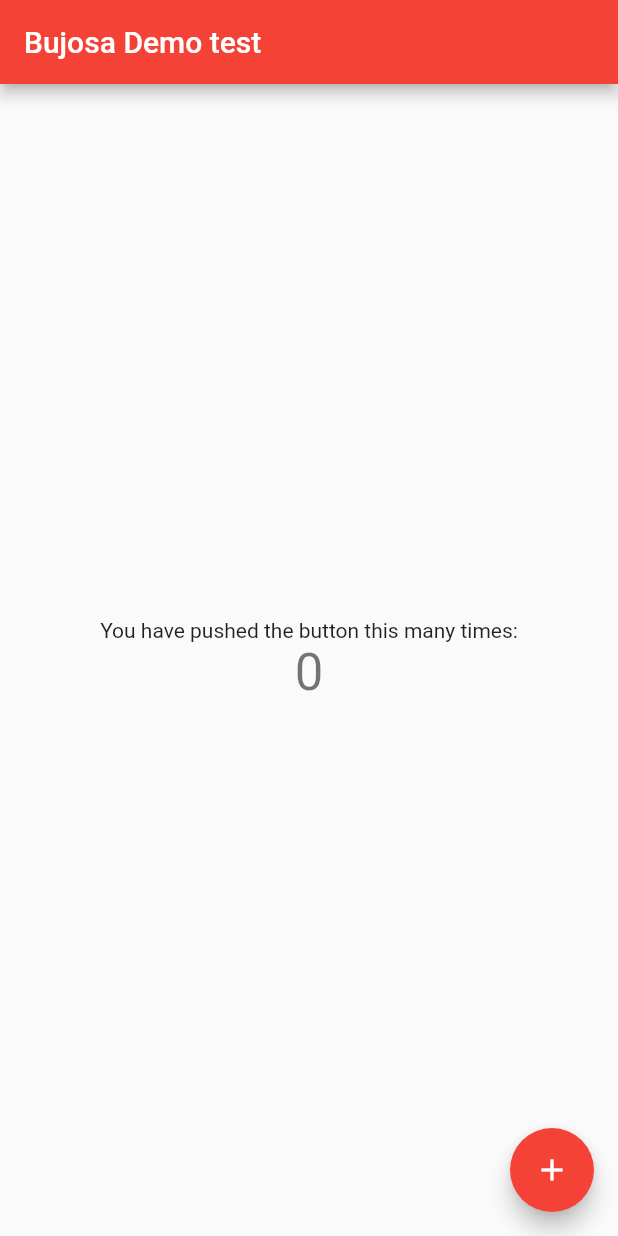
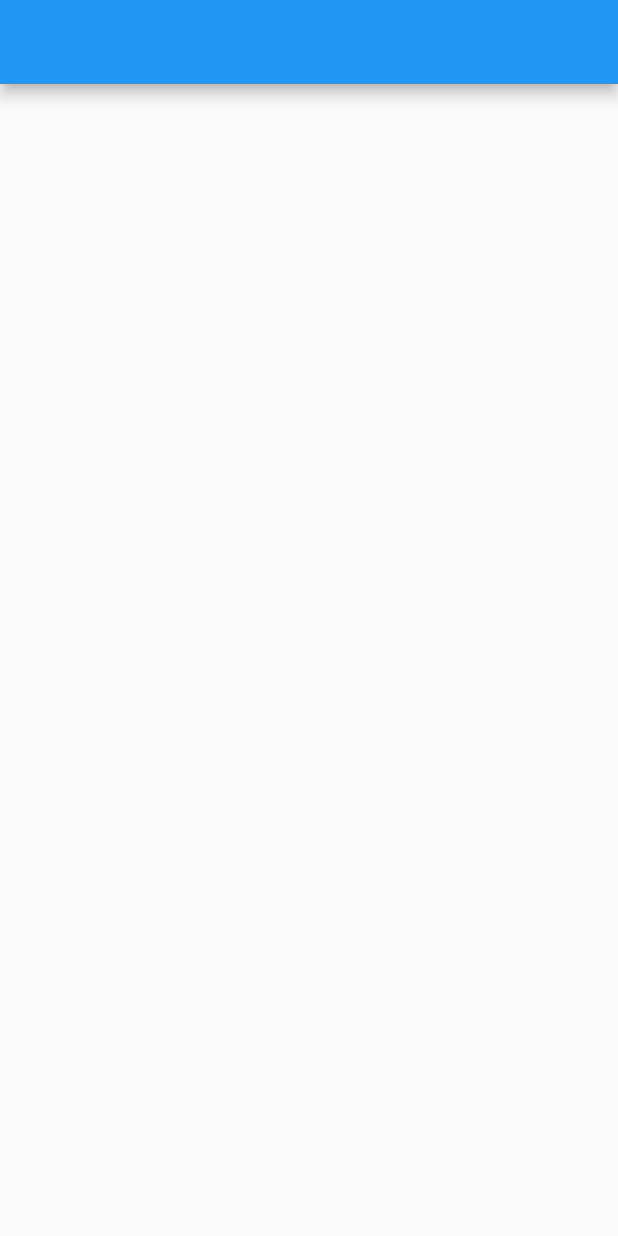
Before and after one commit to bujosa/acubens, a Flutter app: the screen it shows after launch, on a phone screen of 412 x 824 dp. Run offline on Flutter 3.47's test engine with Material 2 defaults, Android fonts, the phone set to English and light mode, and no system bars.

Commit message:
refactor: eliminate unused class and widgets in main

```diff
--- a/lib/main.dart
+++ b/lib/main.dart
@@ -1,92 +1,6 @@
 import 'package:flutter/material.dart';
 
 void main() {
-  runApp(const MyApp());
+  var app = MaterialApp(home: Scaffold(appBar: AppBar()));
+  runApp(app);
 }
-
-class MyApp extends StatelessWidget {
-  const MyApp({Key? key}) : super(key: key);
-
-  // This widget is the root of your application.
-  @override
-  Widget build(BuildContext context) {
-    return MaterialApp(
-      title: 'Bujosa Demo test',
-      theme: ThemeData(
-        // This is the theme of your application.
-        //
-        // Try running your application with "flutter run". You'll see the
-        // application has a blue toolbar. Then, without quitting the app, try
-        // changing the primarySwatch below to Colors.green and then invoke
-        // "hot reload" (press "r" in the console where you ran "flutter run",
-        // or simply save your changes to "hot reload" in a Flutter IDE).
-        // Notice that the counter didn't reset back to zero; the application
-        // is not restarted.
-        primarySwatch: Colors.red,
-      ),
-      home: const MyHomePage(title: 'Bujosa Demo test'),
-    );
-  }
-}
-
-class MyHomePage extends StatefulWidget {
-  const MyHomePage({Key? key, required this.title}) : super(key: key);
-  final String title;
-
-  @override
-  State<MyHomePage> createState() => _MyHomePageState();
-}
-
-class _MyHomePageState extends State<MyHomePage> {
-  int _counter = 0;
-
-  void _incrementCounter() {
-    setState(() {
-      _counter++;
-    });
-  }
-
-  @override
-  Widget build(BuildContext context) {
-    return Scaffold(
-      appBar: AppBar(
-        title: Text(widget.title),
-      ),
-      body: Center(
-        // Center is a layout widget. It takes a single child and positions it
-        // in the middle of the parent.
-        child: Column(
-          // Column is also a layout widget. It takes a list of children and
-          // arranges them vertically. By default, it sizes itself to fit its
-          // children horizontally, and tries to be as tall as its parent.
-          //
-          // Invoke "debug painting" (press "p" in the console, choose the
-          // "Toggle Debug Paint" action from the Flutter Inspector in Android
-          // Studio, or the "Toggle Debug Paint" command in Visual Studio Code)
-          // to see the wireframe for each widget.
-          //
-          // Column has various properties to control how it sizes itself and
-          // how it positions its children. Here we use mainAxisAlignment to
-          // center the children vertically; the main axis here is the vertical
-          // axis because Columns are vertical (the cross axis would be
-          // horizontal).
-          mainAxisAlignment: MainAxisAlignment.center,
-          children: <Widget>[
-            const Text(
-              'You have pushed the button this many times:',
-            ),
-            Text(
-              '$_counter',
-              style: Theme.of(context).textTheme.headline4,
-            ),
-          ],
-        ),
-      ),
-      floatingActionButton: FloatingActionButton(
-        onPressed: _incrementCounter,
-        tooltip: 'Increment',
-        child: const Icon(Icons.add),
-      ), // This trailing comma makes auto-formatting nicer for build methods.
-    );
-  }
-}
```
